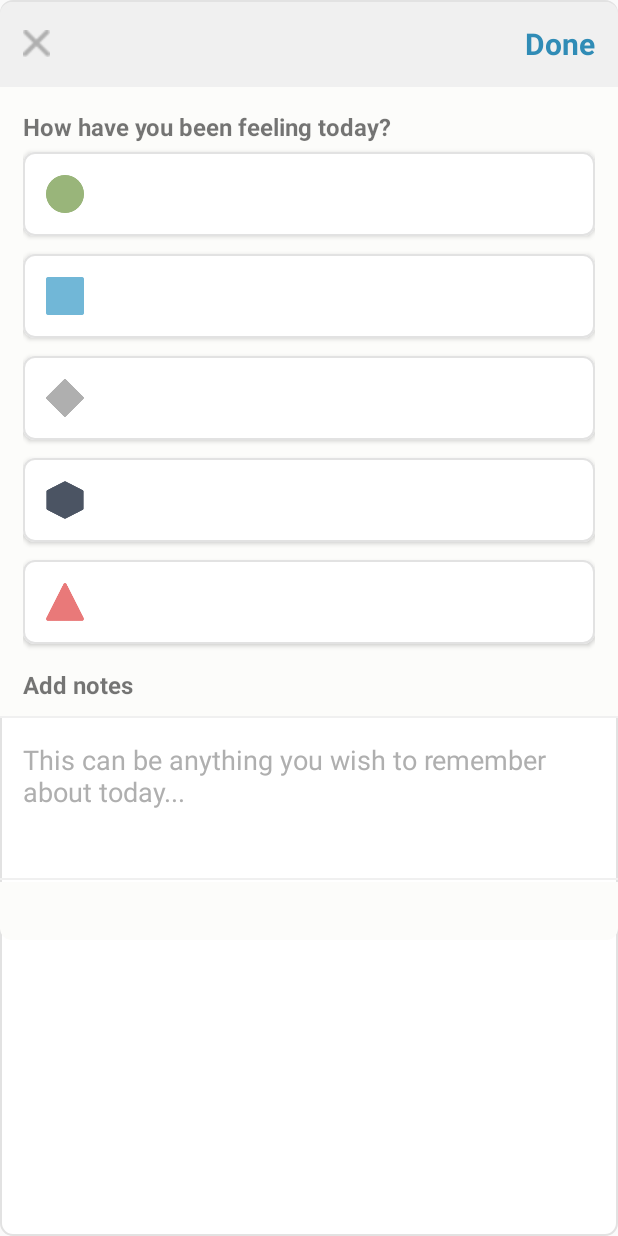
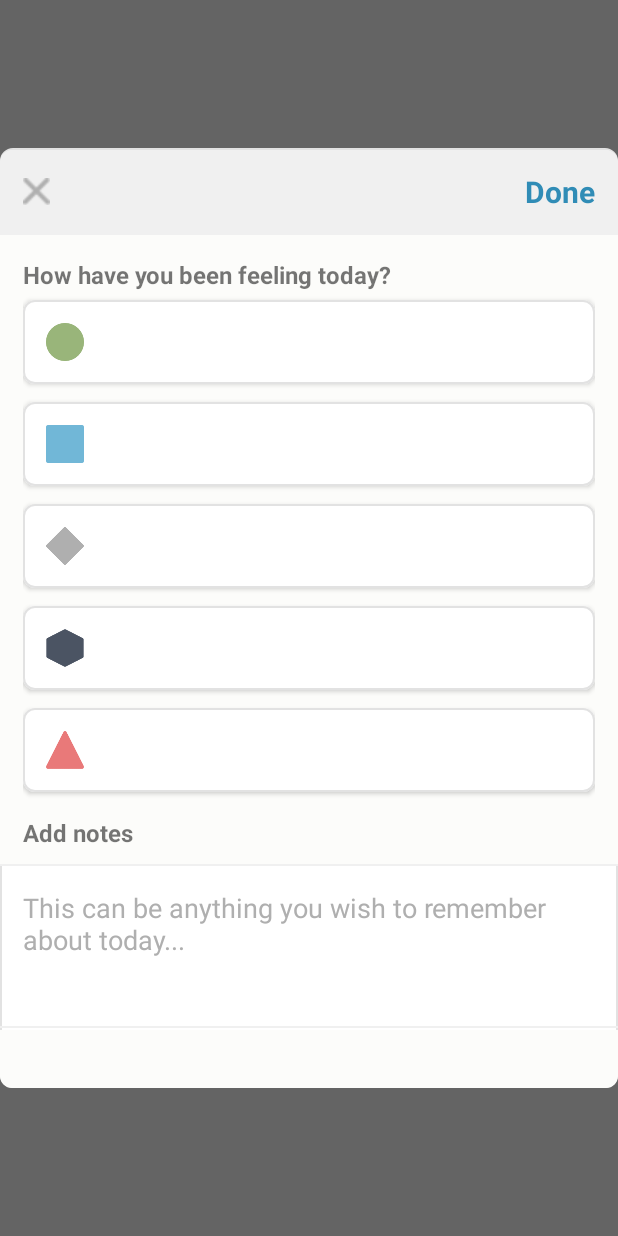
Before and after one commit to kajgaard/MentaliTree, an Android app: the fragment ReviewFragment shown on its own in the app's theme, on a phone screen of 412 x 824 dp. Run offline under Robolectric (Android 15) with nearby library versions, the phone set to English and light mode, and no system bars.

Commit message:
ReviewFragment WIP Functionality dont work

```diff
--- a/app/src/main/java/com/example/mentalitree/ui/today/ReviewFragment.java
+++ b/app/src/main/java/com/example/mentalitree/ui/today/ReviewFragment.java
@@ -1,28 +1,79 @@
 package com.example.mentalitree.ui.today;
 
+import android.annotation.SuppressLint;
+import android.app.AlertDialog;
+import android.app.Dialog;
+import android.content.Context;
+import android.content.res.ColorStateList;
+import android.graphics.Color;
+import android.graphics.drawable.ColorDrawable;
 import android.os.Bundle;
 
+import androidx.annotation.NonNull;
+import androidx.annotation.Nullable;
+import androidx.fragment.app.DialogFragment;
 import androidx.fragment.app.Fragment;
 
 import android.view.LayoutInflater;
 import android.view.View;
 import android.view.ViewGroup;
+import android.view.Window;
+import android.widget.EditText;
+import android.widget.ImageView;
+import android.widget.TextView;
 
 import com.example.mentalitree.R;
+import com.example.mentalitree.databinding.FragmentReviewBinding;
+import com.example.mentalitree.databinding.FragmentWorkbookTaskBinding;
+import com.google.android.material.button.MaterialButton;
 
-/**
- * A simple {@link Fragment} subclass.
- * Use the {@link ReviewFragment#newInstance} factory method to
- * create an instance of this fragment.
- */
-public class ReviewFragment extends Fragment {
+public class ReviewFragment extends DialogFragment implements View.OnClickListener {
 
-
-
+    EditText userNoteInput;
+    MaterialButton rating1Btn, rating2Btn, rating3Btn, rating4Btn, rating5Btn;
+    FragmentReviewBinding binding;
+    OnReviewCompletedListener listener;
+    ImageView closeBtnIv;
+    TextView doneBtnTv;
+    int dynamicRating;
     public ReviewFragment() {
         // Required empty public constructor
     }
 
+    @NonNull
+    @Override
+    public Dialog onCreateDialog(@Nullable Bundle savedInstanceState) {
+
+        // Use the Builder class for convenient dialog construction
+        AlertDialog.Builder builder = new AlertDialog.Builder(getActivity());
+        // Inflate and set the layout for the dialog
+        LayoutInflater inflater = requireActivity().getLayoutInflater();
+        View view = inflater.inflate(R.layout.fragment_review, null);
+
+        binding = FragmentReviewBinding.bind(view);
+        userNoteInput = binding.userInputReviewNotesEt;
+        rating1Btn = binding.review1Btn;
+        rating1Btn.setOnClickListener(this);
+        rating2Btn = binding.review2Btn;
+        rating2Btn.setOnClickListener(this);
+        rating3Btn = binding.review3Btn;
+        rating3Btn.setOnClickListener(this);
+        rating4Btn = binding.review4Btn;
+        rating4Btn.setOnClickListener(this);
+        rating5Btn = binding.review5Btn;
+        rating5Btn.setOnClickListener(this);
+        closeBtnIv = binding.closeReviewDialogIv;
+        closeBtnIv.setOnClickListener(this);
+        doneBtnTv = binding.doneWithReviewTv;
+        doneBtnTv.setOnClickListener(this);
+
+        return super.onCreateDialog(savedInstanceState);
+    }
+
+    @Override
+    public void onAttach(@NonNull Context context) {
+        super.onAttach(context);
+    }
 
     @Override
     public void onCreate(Bundle savedInstanceState) {
@@ -34,6 +85,77 @@ public class ReviewFragment extends Fragment {
     public View onCreateView(LayoutInflater inflater, ViewGroup container,
                              Bundle savedInstanceState) {
         // Inflate the layout for this fragment
+        if (getDialog() != null && getDialog().getWindow() != null) {
+            getDialog().getWindow().setBackgroundDrawable(new ColorDrawable(Color.TRANSPARENT));
+            getDialog().getWindow().requestFeature(Window.FEATURE_NO_TITLE);
+        }
         return inflater.inflate(R.layout.fragment_review, container, false);
+
     }
+
+    public void setListener(OnReviewCompletedListener listener) {
+        this.listener = listener;
+    }
+
+
+    @Override
+    public void onClick(View view) {
+        if(view == closeBtnIv){
+            dismiss();
+        }else if(view == doneBtnTv){
+
+            //save notes and review
+            dismiss();
+        }else if(view == rating1Btn){
+            resetAllButtons();
+            setButtonChosen(rating1Btn);
+            dynamicRating = 1;
+        } else if (view == rating2Btn) {
+            resetAllButtons();
+            setButtonChosen(rating2Btn);
+            dynamicRating = 2;
+        } else if (view == rating3Btn) {
+            resetAllButtons();
+            setButtonChosen(rating3Btn);
+            dynamicRating = 3;
+        } else if (view == rating4Btn) {
+            resetAllButtons();
+            setButtonChosen(rating4Btn);
+            dynamicRating = 4;
+        } else if (view == rating5Btn) {
+            resetAllButtons();
+            setButtonChosen(rating5Btn);
+            dynamicRating = 5;
+        }
+    }
+
+    @SuppressLint("ResourceAsColor")
+    public void setButtonChosen(MaterialButton button){
+        button.setStrokeColor(ColorStateList.valueOf(R.color.blue));
+        button.setBackgroundTintList(ColorStateList.valueOf(R.color.lightest_blue));
+    }
+
+    @SuppressLint("ResourceAsColor")
+    public void resetAllButtons(){
+        rating1Btn.setStrokeColor(ColorStateList.valueOf(R.color.light_stroke_grey));
+        rating1Btn.setBackgroundTintList(ColorStateList.valueOf(R.color.white));
+
+        rating2Btn.setStrokeColor(ColorStateList.valueOf(R.color.light_stroke_grey));
+        rating2Btn.setBackgroundTintList(ColorStateList.valueOf(R.color.white));
+
+        rating3Btn.setStrokeColor(ColorStateList.valueOf(R.color.light_stroke_grey));
+        rating3Btn.setBackgroundTintList(ColorStateList.valueOf(R.color.white));
+
+        rating4Btn.setStrokeColor(ColorStateList.valueOf(R.color.light_stroke_grey));
+        rating4Btn.setBackgroundTintList(ColorStateList.valueOf(R.color.white));
+
+        rating5Btn.setStrokeColor(ColorStateList.valueOf(R.color.light_stroke_grey));
+        rating5Btn.setBackgroundTintList(ColorStateList.valueOf(R.color.white));
+    }
+
+    public interface OnReviewCompletedListener{
+
+        void onReviewCompleted();
+    }
+
 }
--- a/app/src/main/res/layout/fragment_review.xml
+++ b/app/src/main/res/layout/fragment_review.xml
@@ -60,7 +60,7 @@
    <com.google.android.material.button.MaterialButton
        android:id="@+id/review1Btn"
        android:layout_width="match_parent"
-       android:layout_height="match_parent"
+       android:layout_height="wrap_content"
        app:icon="@drawable/circle_icon"
        style="@style/Platform.MaterialComponents.Light"
        app:iconTint="@color/green"
@@ -78,7 +78,7 @@
     <com.google.android.material.button.MaterialButton
         android:id="@+id/review2Btn"
         android:layout_width="match_parent"
-        android:layout_height="match_parent"
+        android:layout_height="wrap_content"
         app:icon="@drawable/square_icon"
         style="@style/Platform.MaterialComponents.Light"
         app:iconTint="@color/light_blue"
@@ -96,7 +96,7 @@
     <com.google.android.material.button.MaterialButton
         android:id="@+id/review3Btn"
         android:layout_width="match_parent"
-        android:layout_height="match_parent"
+        android:layout_height="wrap_content"
         app:icon="@drawable/diamond_icon"
         style="@style/Platform.MaterialComponents.Light"
         app:iconTint="@color/light_grey"
@@ -114,7 +114,7 @@
     <com.google.android.material.button.MaterialButton
         android:id="@+id/review4Btn"
         android:layout_width="match_parent"
-        android:layout_height="match_parent"
+        android:layout_height="wrap_content"
         app:icon="@drawable/hexagon_icon"
         style="@style/Platform.MaterialComponents.Light"
         app:iconTint="@color/dark_blueish_grey"
@@ -130,9 +130,9 @@
         android:textSize="18sp"/>
 
     <com.google.android.material.button.MaterialButton
-        android:id="@+id/goodReviewBtn"
+        android:id="@+id/review5Btn"
         android:layout_width="match_parent"
-        android:layout_height="match_parent"
+        android:layout_height="wrap_content"
         app:icon="@drawable/triangle_icon"
         style="@style/Platform.MaterialComponents.Light"
         app:iconTint="@color/red"
--- a/app/src/main/res/layout/fragment_workbook_task.xml
+++ b/app/src/main/res/layout/fragment_workbook_task.xml
@@ -1,6 +1,7 @@
 <?xml version="1.0" encoding="utf-8"?>
 <LinearLayout xmlns:android="http://schemas.android.com/apk/res/android"
     xmlns:tools="http://schemas.android.com/tools"
+    xmlns:app="http://schemas.android.com/apk/res-auto"
     android:layout_width="match_parent"
     android:layout_height="match_parent"
     tools:context=".ui.today.WorkbookTaskFragment"
--- a/app/src/main/res/values/colors.xml
+++ b/app/src/main/res/values/colors.xml
@@ -21,5 +21,6 @@
     <color name="greenish_white">#FBFFF7</color>
     <color name="grey">#FF606566</color>
     <color name="dark_blueish_grey">#FF4B5463</color>
+    <color name="light_stroke_grey">#E2E2E2</color>
 
 </resources>
```
Also changed, not shown: app/src/main/java/com/example/mentalitree/ui/today/TodayFragment.java (+19 -1 lines), app/src/main/java/com/example/mentalitree/ui/today/WorkbookTaskFragment.java (+6 -6 lines).
